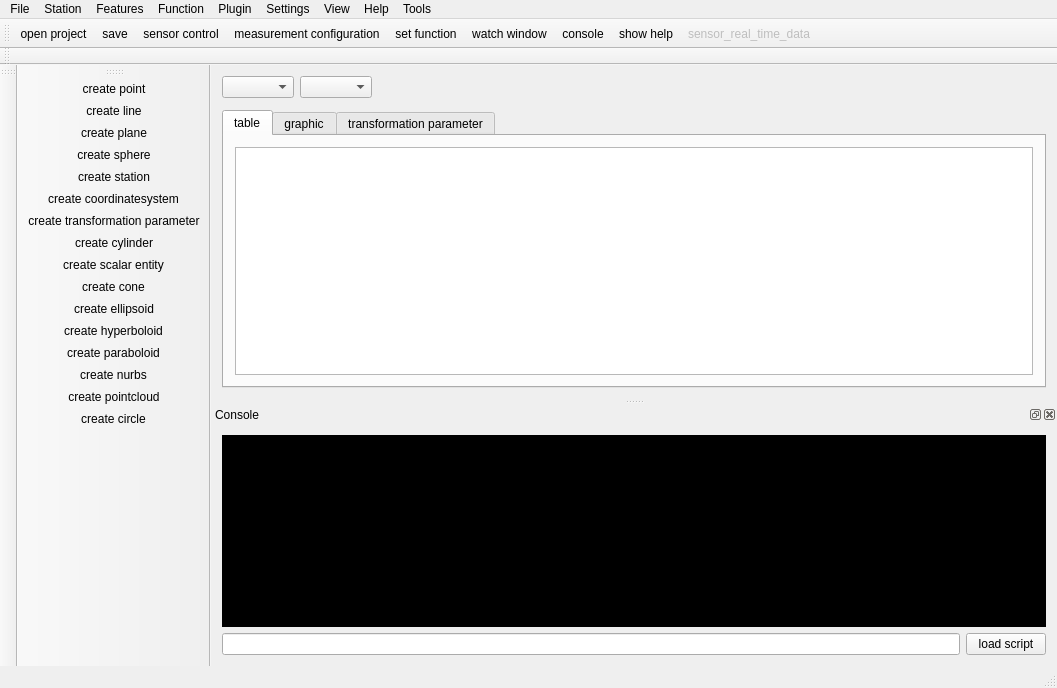
First picture: the form in ui/mainwindow.ui, repository OpenIndy/OpenIndy, before the edit.
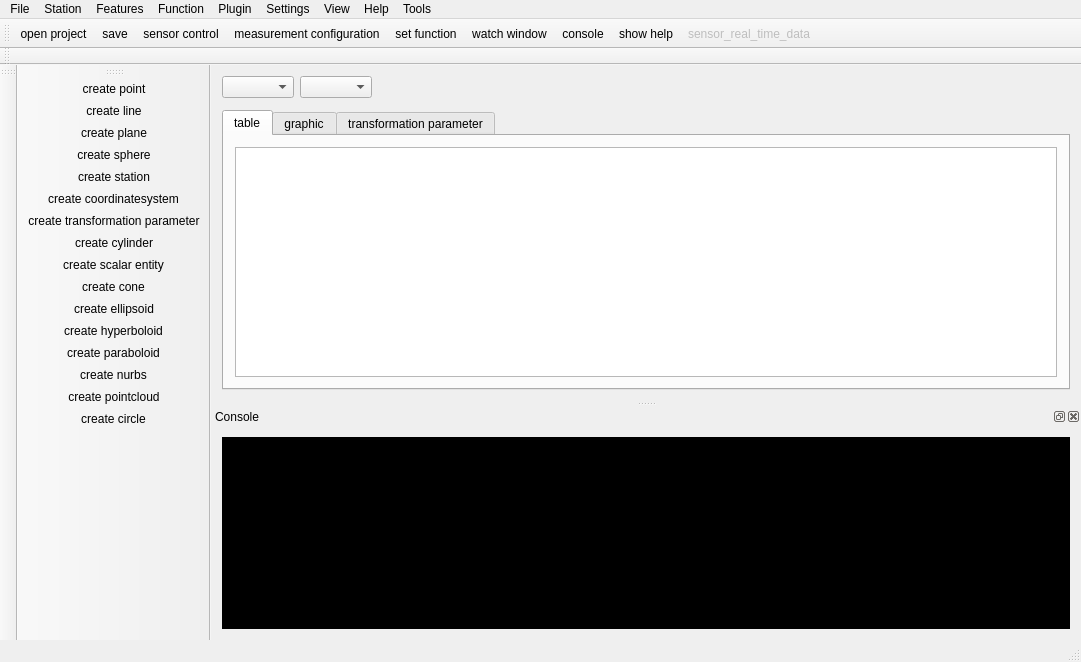
Second picture: the form after the edit. Icons and pictures are not drawn. Custom widgets are drawn as their Qt base class.

Commit message:
deleted useless button from mainwindow console.
Leica total station now can track the prism and can ATR at measurement.
Also added laser pointer as new feature.

#63

The edit to the form file:
```diff
--- a/ui/mainwindow.ui
+++ b/ui/mainwindow.ui
@@ -6,8 +6,8 @@
    <rect>
     <x>0</x>
     <y>0</y>
-    <width>1057</width>
-    <height>688</height>
+    <width>1081</width>
+    <height>662</height>
    </rect>
   </property>
   <property name="sizePolicy">
@@ -191,7 +191,7 @@
     <rect>
      <x>0</x>
      <y>0</y>
-     <width>1057</width>
+     <width>1081</width>
      <height>21</height>
     </rect>
    </property>
@@ -469,20 +469,6 @@
        </property>
       </widget>
      </item>
-     <item>
-      <layout class="QHBoxLayout" name="horizontalLayout">
-       <item>
-        <widget class="QLineEdit" name="lineEdit_inputConsole"/>
-       </item>
-       <item>
-        <widget class="QPushButton" name="pushButton_loadScript">
-         <property name="text">
-          <string>load script</string>
-         </property>
-        </widget>
-       </item>
-      </layout>
-     </item>
     </layout>
    </widget>
   </widget>
```
The commit also changes 4 other files.
